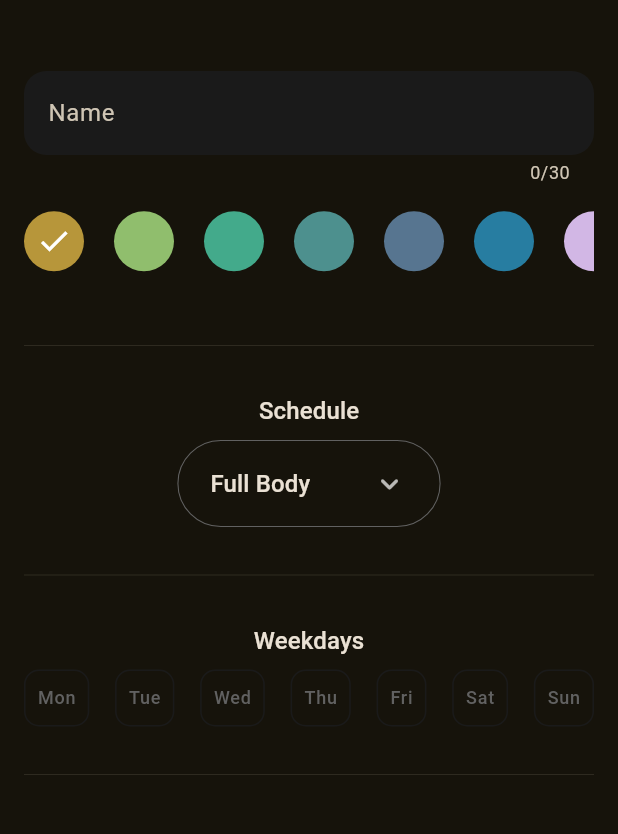
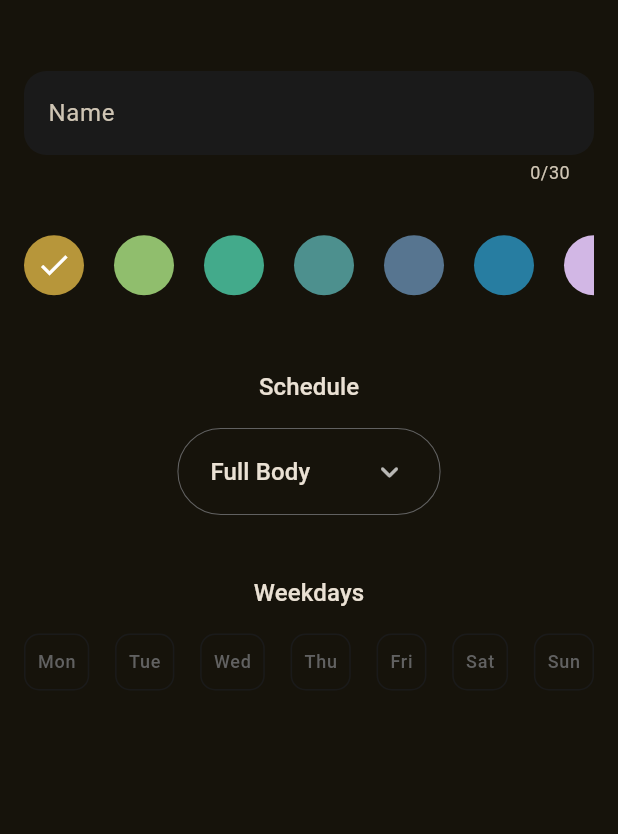
Before and after one commit to dsnoire/workout_app, a Flutter app: the AddOrEditWorkoutView screen opened by its route, on a phone screen of 412 x 824 dp, the part 61-895 px from its top. Run offline on Flutter 3.47's test engine with Material 3 defaults, Android fonts, the phone set to English and light mode, and no system bars; our stand-ins replace bloc, fl_chart, flutter_bloc, flutter_svg, freezed_annotation, get_it and 4 more; accounts and stored records are empty.

Commit message:
Change UI

```diff
--- a/lib/features/workout/views/add_or_edit_workout.dart
+++ b/lib/features/workout/views/add_or_edit_workout.dart
@@ -67,17 +67,16 @@ class _AddOrEditWorkoutViewState extends State<AddOrEditWorkoutView> {
         ),
         child: SingleChildScrollView(
           child: Column(
+            mainAxisAlignment: MainAxisAlignment.spaceBetween,
             children: [
               TextField(
                 controller: nameController,
                 decoration: const InputDecoration(hintText: 'Name'),
                 maxLength: 30,
               ),
+              const SizedBox(height: 16),
               ColorPicker(workoutColors: colors),
-              const Padding(
-                padding: EdgeInsets.symmetric(vertical: 24),
-                child: Divider(thickness: 0.3),
-              ),
+              const SizedBox(height: 32),
               WorkoutSchedulePicker(
                 schedule: schedule,
                 onChanged: (WorkoutScheduleEnum? value) {
@@ -86,15 +85,8 @@ class _AddOrEditWorkoutViewState extends State<AddOrEditWorkoutView> {
                   });
                 },
               ),
-              const Padding(
-                padding: EdgeInsets.symmetric(vertical: 24),
-                child: Divider(thickness: 0.3),
-              ),
+              const SizedBox(height: 40),
               WeekdaysPicker(weekdays: weekdays),
-              const Padding(
-                padding: EdgeInsets.symmetric(vertical: 24),
-                child: Divider(thickness: 0.3),
-              ),
             ],
           ),
         ),
--- a/lib/features/workout/widgets/weekdays_picker.dart
+++ b/lib/features/workout/widgets/weekdays_picker.dart
@@ -24,7 +24,7 @@ class _WeekdaysPickerState extends State<WeekdaysPicker> {
           'Weekdays',
           style: Theme.of(context).textTheme.labelLarge,
         ),
-        const SizedBox(height: 8),
+        const SizedBox(height: 16),
         Row(
           mainAxisAlignment: MainAxisAlignment.spaceBetween,
           children: List.generate(
--- a/lib/features/workout/widgets/workout_schedule_picker.dart
+++ b/lib/features/workout/widgets/workout_schedule_picker.dart
@@ -21,7 +21,7 @@ class WorkoutSchedulePicker extends StatelessWidget {
           'Schedule',
           style: Theme.of(context).textTheme.labelLarge,
         ),
-        const SizedBox(height: 8),
+        const SizedBox(height: 16),
         DecoratedBox(
           decoration: BoxDecoration(
             border: Border.all(
```
